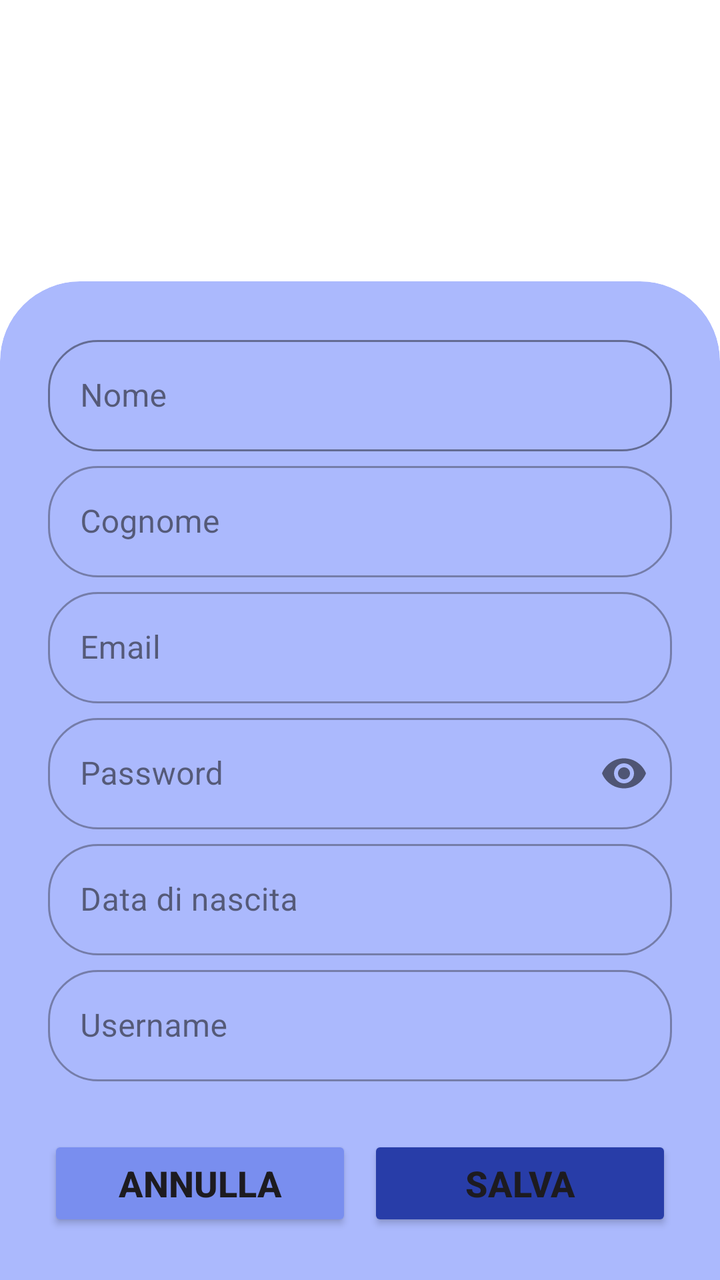
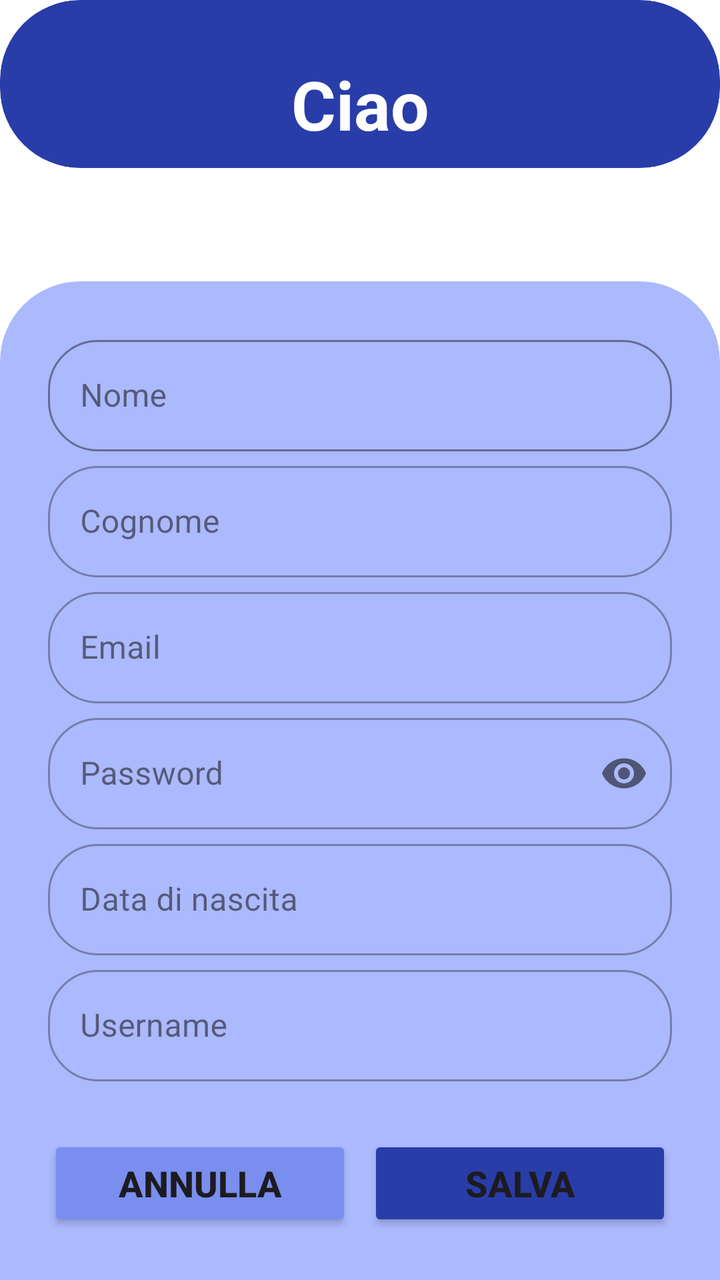

Compare the two renders of this Android layout. The source of the first and the diff that turns it into the second are given below.
<!-- AndroidManifest.xml: application theme Theme.MyCarManager -->
<!-- res/layout/activity_modifica_dati_utente.xml -->
<?xml version="1.0" encoding="utf-8"?>
<androidx.constraintlayout.widget.ConstraintLayout xmlns:android="http://schemas.android.com/apk/res/android"
    xmlns:app="http://schemas.android.com/apk/res-auto"
    xmlns:tools="http://schemas.android.com/tools"
    android:id="@+id/clProfiloUtente"
    android:layout_width="match_parent"
    android:layout_height="match_parent"
    android:background="@color/Bianco">

    
    <androidx.cardview.widget.CardView
        android:id="@+id/cvModificaDatiUtente"
        android:layout_width="match_parent"
        android:layout_height="0dp"
        app:cardBackgroundColor="@color/Blu_chiaro"
        app:cardCornerRadius="40dp"
        app:cardElevation="0dp"
        android:layout_marginBottom="-40dp"
        app:layout_constraintBottom_toBottomOf="parent">

        

        <androidx.core.widget.NestedScrollView
            android:id="@+id/nsvModificaDatiUtente"
            android:layout_width="match_parent"
            android:layout_height="match_parent"
            android:paddingBottom="40dp">

            <LinearLayout
                android:id="@+id/llModificaDatiUtente"
                android:layout_width="match_parent"
                android:layout_height="wrap_content"
                android:orientation="vertical"
                android:padding="24dp">

                
                
                <com.google.android.material.textfield.TextInputLayout
                    android:id="@+id/tilNome"
                    style="@style/Widget.MaterialComponents.TextInputLayout.OutlinedBox"
                    android:layout_width="match_parent"
                    android:layout_height="wrap_content"
                    android:layout_marginBottom="2dp"
                    app:boxStrokeColor="@color/Nero"
                    app:boxCornerRadiusBottomEnd="25dp"
                    app:boxCornerRadiusBottomStart="25dp"
                    app:boxCornerRadiusTopEnd="25dp"
                    app:boxCornerRadiusTopStart="25dp">
                    <com.google.android.material.textfield.TextInputEditText
                        android:id="@+id/txNome"
                        android:layout_width="match_parent"
                        android:layout_height="wrap_content"
                        android:hint="@string/nome"
                        android:textColorHint="@color/Blu_scuro" />
                </com.google.android.material.textfield.TextInputLayout>

                
                <com.google.android.material.textfield.TextInputLayout
                    android:id="@+id/tilCognome"
                    style="@style/Widget.MaterialComponents.TextInputLayout.OutlinedBox"
                    android:layout_width="match_parent"
                    android:layout_height="wrap_content"
                    android:layout_marginBottom="2dp"
                    app:boxCornerRadiusBottomEnd="25dp"
                    app:boxCornerRadiusBottomStart="25dp"
                    app:boxCornerRadiusTopEnd="25dp"
                    app:boxCornerRadiusTopStart="25dp">
                    <com.google.android.material.textfield.TextInputEditText
                        android:id="@+id/txCognome"
                        android:layout_width="match_parent"
                        android:layout_height="wrap_content"
                        android:hint="@string/cognome" />
                </com.google.android.material.textfield.TextInputLayout>

                
                <com.google.android.material.textfield.TextInputLayout
                    android:id="@+id/tilEmail"
                    style="@style/Widget.MaterialComponents.TextInputLayout.OutlinedBox"
                    android:layout_width="match_parent"
                    android:layout_height="wrap_content"
                    android:layout_marginBottom="2dp"
                    app:boxCornerRadiusBottomEnd="25dp"
                    app:boxCornerRadiusBottomStart="25dp"
                    app:boxCornerRadiusTopEnd="25dp"
                    app:boxCornerRadiusTopStart="25dp">
                    <com.google.android.material.textfield.TextInputEditText
                        android:id="@+id/txEmail"
                        android:layout_width="match_parent"
                        android:layout_height="wrap_content"
                        android:hint="@string/email" />
                </com.google.android.material.textfield.TextInputLayout>

                
                <com.google.android.material.textfield.TextInputLayout
                    android:id="@+id/tilPassword"
                    style="@style/Widget.MaterialComponents.TextInputLayout.OutlinedBox"
                    android:layout_width="match_parent"
                    android:layout_height="wrap_content"
                    android:layout_marginBottom="2dp"
                    app:boxCornerRadiusBottomEnd="25dp"
                    app:boxCornerRadiusBottomStart="25dp"
                    app:boxCornerRadiusTopEnd="25dp"
                    app:boxCornerRadiusTopStart="25dp"
                    app:passwordToggleEnabled="true">
                    <com.google.android.material.textfield.TextInputEditText
                        android:id="@+id/txPassword"
                        android:layout_width="match_parent"
                        android:layout_height="wrap_content"
                        android:hint="@string/password"
                        android:inputType="textPassword" />
                </com.google.android.material.textfield.TextInputLayout>

                
                <com.google.android.material.textfield.TextInputLayout
                    android:id="@+id/datanascita"
                    style="@style/Widget.MaterialComponents.TextInputLayout.OutlinedBox"
                    android:layout_width="match_parent"
                    android:layout_height="wrap_content"
                    android:layout_marginBottom="2dp"
                    app:boxCornerRadiusBottomEnd="25dp"
                    app:boxCornerRadiusBottomStart="25dp"
                    app:boxCornerRadiusTopEnd="25dp"
                    app:boxCornerRadiusTopStart="25dp">
                    <com.google.android.material.textfield.TextInputEditText
                        android:layout_width="match_parent"
                        android:layout_height="wrap_content"
                        android:hint="@string/data_nascita" />
                </com.google.android.material.textfield.TextInputLayout>

                
                <com.google.android.material.textfield.TextInputLayout
                    android:id="@+id/tilUsername"
                    style="@style/Widget.MaterialComponents.TextInputLayout.OutlinedBox"
                    android:layout_width="match_parent"
                    android:layout_height="wrap_content"
                    android:layout_marginBottom="2dp"
                    app:boxCornerRadiusBottomEnd="25dp"
                    app:boxCornerRadiusBottomStart="25dp"
                    app:boxCornerRadiusTopEnd="25dp"
                    app:boxCornerRadiusTopStart="25dp">
                    <com.google.android.material.textfield.TextInputEditText
                        android:id="@+id/txUsername"
                        android:layout_width="match_parent"
                        android:layout_height="wrap_content"
                        android:hint="@string/username" />
                </com.google.android.material.textfield.TextInputLayout>

                <LinearLayout
                    android:layout_width="match_parent"
                    android:layout_height="wrap_content"
                    android:orientation="horizontal"
                    android:weightSum="2"
                    android:paddingTop="25dp">

                        <Button
                            android:id="@+id/btnAnnulla"
                            android:layout_width="0dp"
                            android:layout_height="wrap_content"
                            android:layout_weight="1"
                            android:backgroundTint="@color/Blu_pastello"
                            android:text="@string/annulla"
                            android:textSize="18sp"
                            android:textStyle="bold"
                            app:cornerRadius="25dp" />

                        <Button
                            android:id="@+id/btnSalva"
                            android:layout_width="0dp"
                            android:layout_height="wrap_content"
                            android:layout_weight="1"
                            android:layout_marginStart="8dp"
                            android:backgroundTint="@color/Blu"
                            android:text="@string/salva"
                            android:textSize="18sp"
                            android:textStyle="bold"
                            app:cornerRadius="25dp" />

                </LinearLayout>

            </LinearLayout>
        </androidx.core.widget.NestedScrollView>
    </androidx.cardview.widget.CardView>

</androidx.constraintlayout.widget.ConstraintLayout>
<!-- resources referenced by this layout -->
<resources>
  <color name="Bianco">#ffffff</color>
  <color name="Blu">#283da8</color>
  <color name="Blu_chiaro">#abb9fd</color>
  <color name="Blu_pastello">#798eef</color>
  <color name="Blu_scuro">#0f1b6e</color>
  <color name="Nero">#000000</color>
  <string name="annulla">Annulla</string>
  <string name="cognome">Cognome</string>
  <string name="data_nascita">Data di nascita</string>
  <string name="email">Email</string>
  <string name="nome">Nome</string>
  <string name="password">Password</string>
  <string name="salva">Salva</string>
  <string name="username">Username</string>
  <style name="Theme.MyCarManager" parent="Base.Theme.MyCarManager" />
  <style name="Base.Theme.MyCarManager" parent="Theme.Material3.DayNight.NoActionBar">
          
          <item name="android:statusBarColor">@color/Blu</item>
          <item name="android:windowLightStatusBar">false</item>
          <item name="colorPrimary">@color/Blu</item>
          <item name="colorAccent">@color/Blu_scuro</item>
          <item name="colorOnPrimary">@color/Bianco</item>
          <item name="colorSecondary">@color/Blu_scuro</item>
          <item name="colorOnSecondary">@color/Nero</item>
          
          <item name="colorControlActivated">@color/Blu_chiaro</item>
          
          <item name="android:textColorHighlight">@color/Blu_intenso</item>
      </style>
  <color name="Blu_intenso">#5170ff</color>
</resources>

<!-- the commit's change to res/layout/activity_modifica_dati_utente.xml (unified diff, before → after) -->
@@ -6,6 +6,13 @@
     android:layout_width="match_parent"
     android:layout_height="match_parent"
     android:background="@color/Bianco">
+
+    
+    <include
+        layout="@layout/item_headerblu"
+        android:layout_width="match_parent"
+        android:layout_height="wrap_content"
+        android:layout_marginTop="16dp" />
 
     
     <androidx.cardview.widget.CardView
@@ -182,3 +189,31 @@
     </androidx.cardview.widget.CardView>
 
 </androidx.constraintlayout.widget.ConstraintLayout>
+<!-- res/layout/item_headerblu.xml (included above) -->
+<androidx.cardview.widget.CardView
+        xmlns:android="http://schemas.android.com/apk/res/android"
+        xmlns:app="http://schemas.android.com/apk/res-auto"
+        xmlns:tools="http://schemas.android.com/tools"
+        android:id="@+id/cvHeaderProfilo"
+        android:layout_width="match_parent"
+        android:layout_height="200dp"
+        android:layout_marginTop="-40dp"
+        app:cardBackgroundColor="@color/Blu"
+        app:cardCornerRadius="40dp"
+        app:cardElevation="0dp"
+        app:layout_constraintTop_toTopOf="parent">
+
+        <TextView
+            android:id="@+id/tvUsernameUtenteHeader"
+            android:layout_width="match_parent"
+            android:layout_height="54dp"
+            android:layout_gravity="center_vertical"
+            android:layout_marginTop="20dp"
+            android:layout_marginBottom="10dp"
+            android:gravity="center"
+            android:text="Ciao"
+            android:textColor="@color/Bianco"
+            android:textSize="34sp"
+            android:textStyle="bold" />
+
+    </androidx.cardview.widget.CardView>
